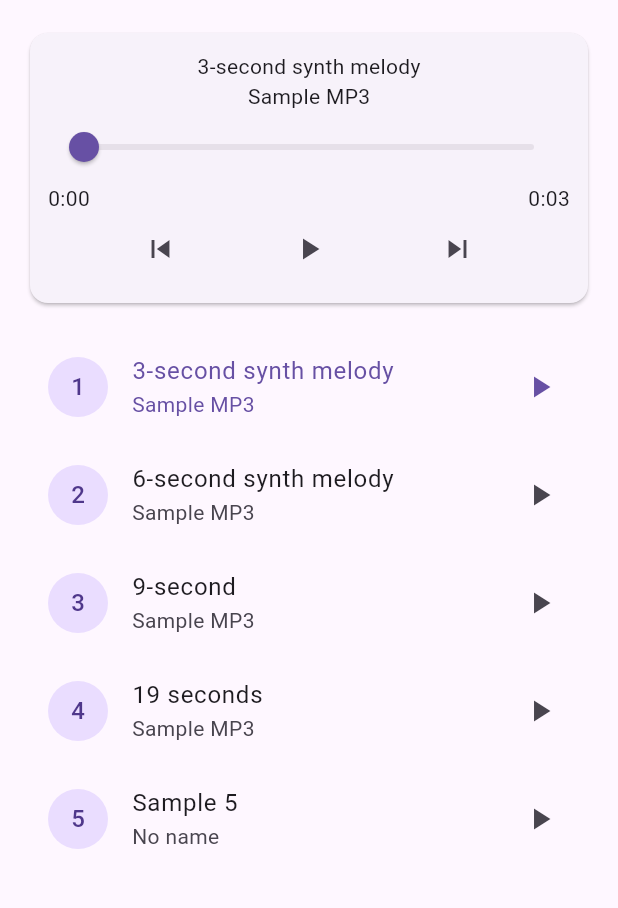
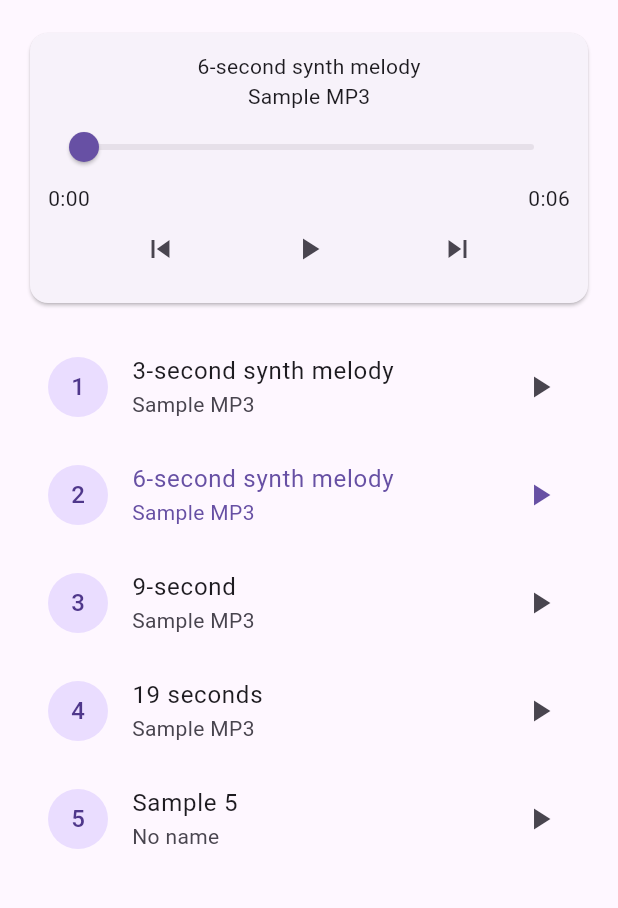
Before and after one commit to Prosenjit-sarker/musicplayera, a Flutter app: the screen it shows after launch, after a tap on the "skip next" icon, on a phone screen of 412 x 824 dp, the part 63-971 px from its top. Run offline on Flutter 3.47's test engine with Material 3 defaults, Android fonts, the phone set to English and light mode, and no system bars; our stand-ins replace audioplayers.

Commit message:
next button edited

```diff
--- a/lib/music_play_screen.dart
+++ b/lib/music_play_screen.dart
@@ -151,7 +151,7 @@ class _MusicPlayScreenState extends State<MusicPlayScreen> {
                           icon: Icon(Icons.skip_previous),
                         ),
                         IconButton(onPressed: _togglePlayer, icon: Icon(_isPlaying? Icons.pause : Icons.play_arrow)),
-                        IconButton(onPressed: () {}, icon: Icon(Icons.skip_next)),
+                        IconButton(onPressed: _next, icon: Icon(Icons.skip_next)),
                       ],
                     ),
                   ],
```
